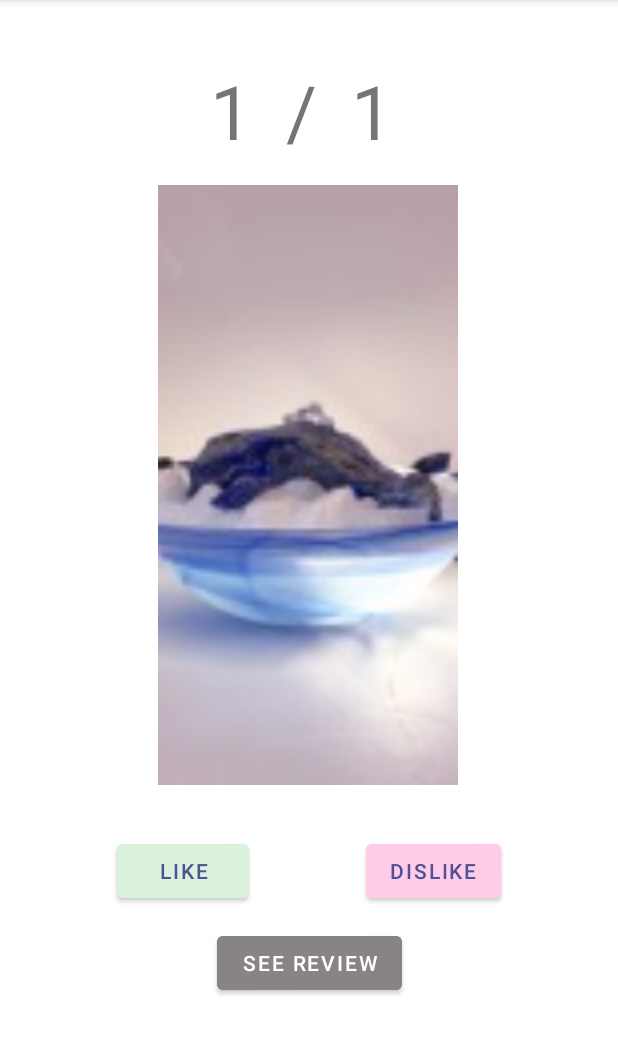
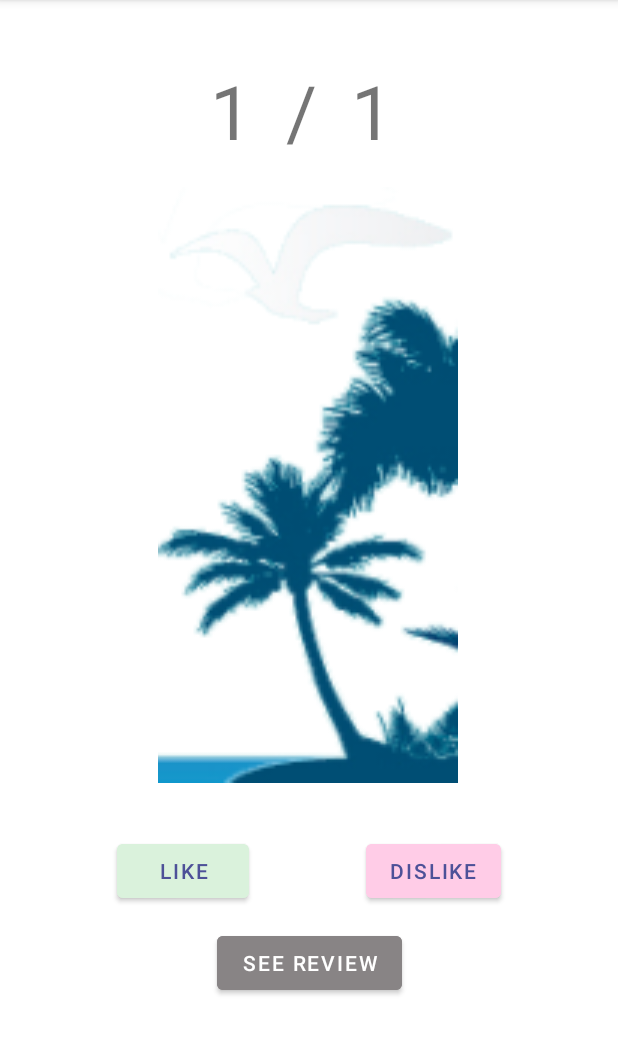
Before and after one commit to AnastasiiaShelemeteva/NativAppChallenge, an Android app: the SelectionScreen screen opened directly, with no data from a screen before it, after a tap on "LIKE", on a phone screen of 412 x 824 dp, the part 84-1139 px from its top. Run offline under Robolectric (Android 15) with nearby library versions, the phone set to English and light mode, and no system bars.

Commit message:
Changed image aproach to assets folder

```diff
--- a/app/src/main/java/Images.kt
+++ b/app/src/main/java/Images.kt
@@ -1,6 +1,32 @@
-import java.io.Serializable
+import android.graphics.drawable.Drawable
+import android.os.Parcel
+import android.os.Parcelable
 
-data class Images (
-    val id: Int,
-    var isLiked: Boolean = false
-): Serializable
+data class Images(
+    val name: String,
+    var isLiked: Boolean = false): Parcelable {
+    constructor(parcel: Parcel) : this(
+        parcel.readString()!!,
+        parcel.readByte() != 0.toByte()
+    ) {
+    }
+
+    override fun writeToParcel(parcel: Parcel, flags: Int) {
+        parcel.writeString(name)
+        parcel.writeByte(if (isLiked) 1 else 0)
+    }
+
+    override fun describeContents(): Int {
+        return 0
+    }
+
+    companion object CREATOR : Parcelable.Creator<Images> {
+        override fun createFromParcel(parcel: Parcel): Images {
+            return Images(parcel)
+        }
+
+        override fun newArray(size: Int): Array<Images?> {
+            return arrayOfNulls(size)
+        }
+    }
+}
--- a/app/src/main/java/com/example/challenge/ReviewScreen.kt
+++ b/app/src/main/java/com/example/challenge/ReviewScreen.kt
@@ -15,11 +15,9 @@ class ReviewScreen : AppCompatActivity() {
         super.onCreate(savedInstanceState)
         setContentView(R.layout.activity_review_screen)
 
-        val imgList: MutableList<Images> = intent.getSerializableExtra("imgList") as MutableList<Images>
+        val imgList = intent.getParcelableArrayListExtra<Images>("imgList")
         val bundle = Bundle()
-        for (i in imgList.indices) {
-            bundle.putSerializable(i.toString(), imgList[i])
-        }
+        bundle.putParcelableArrayList("imgList", imgList)
 
         val gridFragment = GridView()
         val tableFragment = TableView()
--- a/app/src/main/java/com/example/challenge/SelectionScreen.kt
+++ b/app/src/main/java/com/example/challenge/SelectionScreen.kt
@@ -2,11 +2,14 @@ package com.example.challenge
 
 import Images
 import android.content.Intent
+import android.graphics.drawable.Drawable
 import android.os.Bundle
 import android.widget.*
 import androidx.appcompat.app.AppCompatActivity
 import androidx.core.content.ContextCompat
 import java.io.Serializable
+import java.util.*
+
 
 class SelectionScreen : AppCompatActivity() {
 
@@ -19,18 +22,12 @@ class SelectionScreen : AppCompatActivity() {
         val btnReview = findViewById<Button>(R.id.btnReview)
 
         var counter = 0
-        val imgList: List<Images> = listOf(
-            Images(R.mipmap.img1),
-            Images(R.mipmap.img2),
-            Images(R.mipmap.img3),
-            Images(R.mipmap.a1),
-            Images(R.mipmap.awddf),
-            Images(R.mipmap.eegfg)
-        )
+        val imgList = collectImages()
+        loadImage(imgList[0])
 
         btnReview.setOnClickListener {
             val moveToReview: Intent = Intent(this, ReviewScreen::class.java)
-            moveToReview.putExtra("imgList", imgList as Serializable)
+            moveToReview.putExtra("imgList", imgList)
             startActivity(moveToReview)
         }
         btnReview.isClickable = false
@@ -40,7 +37,8 @@ class SelectionScreen : AppCompatActivity() {
             countRates(R.id.likeCounter)
             counter = countRates(R.id.likeDislikeCounter)
             if (counter < imgList.size) {
-                changeImage(imgList[counter])
+                loadImage(imgList[counter])
+                collectImages()
             } else {
                 modifyBtn(btnReview, true)
                 modifyBtn(btnDislike, false)
@@ -52,7 +50,7 @@ class SelectionScreen : AppCompatActivity() {
         btnDislike.setOnClickListener {
             counter = countRates(R.id.likeDislikeCounter)
             if (counter < imgList.size) {
-                changeImage(imgList[counter])
+                loadImage(imgList[counter])
             } else {
                 modifyBtn(btnReview, true)
                 modifyBtn(btnDislike, false)
@@ -87,12 +85,27 @@ class SelectionScreen : AppCompatActivity() {
         return count
     }
 
-    private fun changeImage(image: Images) {
+    private fun loadImage(image: Images) {
         val img = findViewById<ImageView>(R.id.imageView)
-        img.setImageResource(image.id)
+        val imgBody = assets.open(image.name)
+        val dImgBody = Drawable.createFromStream(imgBody, null)
+        img.setImageDrawable(dImgBody)
     }
 
     private fun showMessage(message: String) {
         Toast.makeText(this, message, Toast.LENGTH_LONG).show();
     }
+
+    private fun collectImages(): ArrayList<Images> {
+        var images: ArrayList<Images> = arrayListOf()
+        val listImages = assets.list("")
+        if (listImages != null) {
+           for (img in listImages) {
+               if ("." in img) {
+                   images.add(Images(img))
+               }
+           }
+        }
+        return images
+    }
 }
--- a/app/src/main/res/layout/activity_selection_screen.xml
+++ b/app/src/main/res/layout/activity_selection_screen.xml
@@ -92,8 +92,9 @@
         app:layout_constraintEnd_toEndOf="parent"
         app:layout_constraintHorizontal_bias="0.497"
         app:layout_constraintStart_toStartOf="parent"
-        app:layout_constraintTop_toBottomOf="@+id/delimiter"
-        app:srcCompat="@mipmap/img1" />
+        app:layout_constraintTop_toBottomOf="@+id/delimiter" />
+
+
 
 
 </androidx.constraintlayout.widget.ConstraintLayout>
```
Also changed, not shown: app/src/main/java/com/example/challenge/GridView.kt (+9 -6 lines), app/src/main/java/com/example/challenge/TableView.kt (+3 -5 lines), app/src/main/assets/a1.jpeg (renamed from app/src/main/res/mipmap-xhdpi/a1.jpeg), app/src/main/assets/awddf.webp (renamed from app/src/main/res/mipmap-xhdpi/awddf.webp), app/src/main/assets/eegfg.jpeg (renamed from app/src/main/res/mipmap-xhdpi/eegfg.jpeg), app/src/main/assets/img1.jpeg (renamed from app/src/main/res/mipmap-xhdpi/img1.jpeg), app/src/main/assets/img2.jpeg (renamed from app/src/main/res/mipmap-xhdpi/img2.jpeg), app/src/main/assets/img3.jpeg (renamed from app/src/main/res/mipmap-xhdpi/img3.jpeg), app/src/main/assets/x1.jpeg (renamed from app/src/main/res/mipmap-anydpi-v26/x1.jpeg), app/src/main/assets/x2.png (renamed from app/src/main/res/mipmap-anydpi-v26/x2.png), app/src/main/assets/x3.jpeg (renamed from app/src/main/res/mipmap-anydpi-v26/x3.jpeg), app/src/main/res/mipmap-anydpi-v26/heartempty.png (deleted), app/src/main/res/mipmap-anydpi-v26/heartfull.png (deleted).
